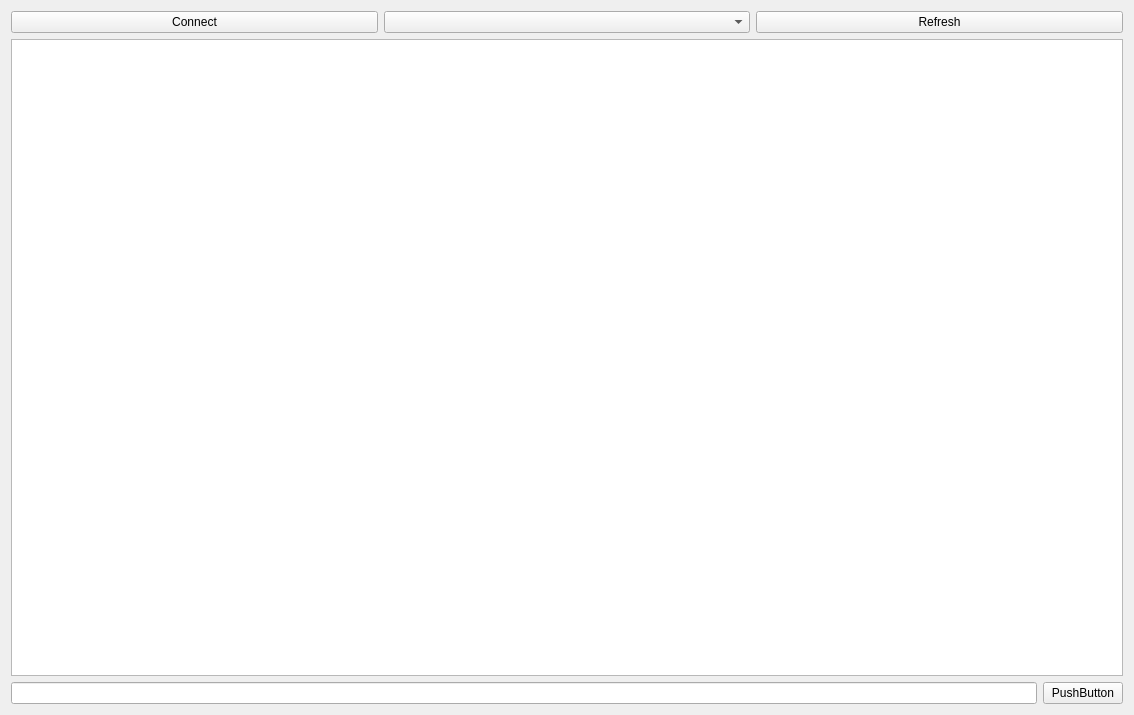
Before: the Qt Designer form visuFu.ui in Pfandflasche91/visuFu, drawn with Qt 5.
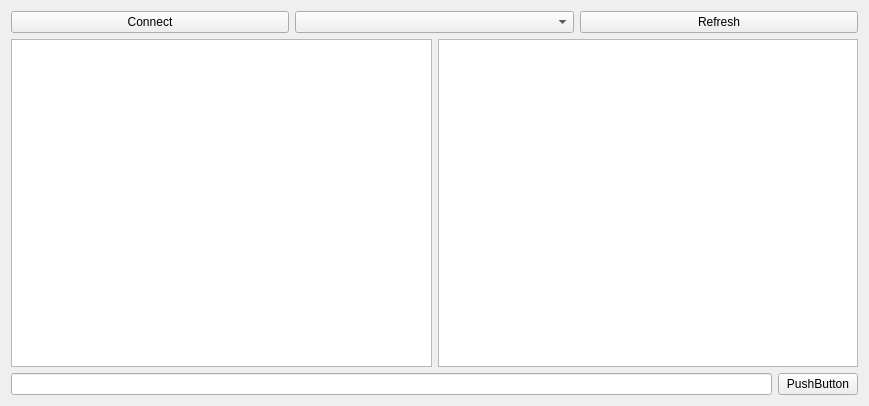
After: the same form once the commit is applied. Custom widgets are drawn as their Qt base class.

Commit message: first communication is working

Diff of the .ui file:
```diff
--- a/visuFu.ui
+++ b/visuFu.ui
@@ -6,8 +6,8 @@
    <rect>
     <x>0</x>
     <y>0</y>
-    <width>1134</width>
-    <height>715</height>
+    <width>869</width>
+    <height>406</height>
    </rect>
   </property>
   <property name="windowTitle">
@@ -38,7 +38,14 @@
       </layout>
      </item>
      <item>
-      <widget class="QTextBrowser" name="textBrowser"/>
+      <layout class="QHBoxLayout" name="horizontalLayout_3">
+       <item>
+        <widget class="PlotWidget" name="graphicsView"/>
+       </item>
+       <item>
+        <widget class="QTextBrowser" name="textBrowser"/>
+       </item>
+      </layout>
      </item>
      <item>
       <layout class="QHBoxLayout" name="horizontalLayout">
@@ -58,6 +65,13 @@
    </item>
   </layout>
  </widget>
+ <customwidgets>
+  <customwidget>
+   <class>PlotWidget</class>
+   <extends>QGraphicsView</extends>
+   <header>pyqtgraph</header>
+  </customwidget>
+ </customwidgets>
  <resources/>
  <connections/>
 </ui>
```
The commit also changes 2 other files.
